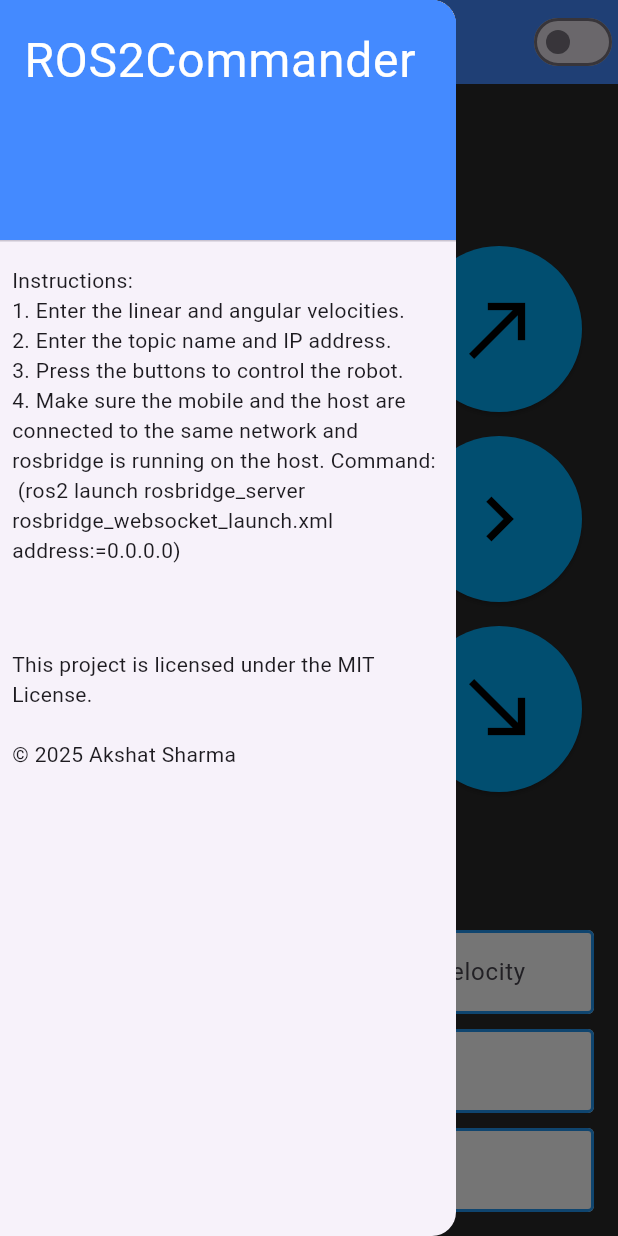
After one commit to AkshatSharma05/ROS2Commander, a Flutter app: the screen it shows after launch, with the side drawer open, on a phone screen of 412 x 824 dp. The commit adds this screen. Run offline on Flutter 3.47's test engine with Material 3 defaults, Android fonts, the phone set to English and light mode, and no system bars; network calls fail.

Commit message:
separated services and widgets

```diff
--- /dev/null
+++ b/lib/widgets/buttonsWidget.dart
@@ -0,0 +1,72 @@
+import 'package:flutter/material.dart';
+import '../services/rosbridgeclient.dart';
+
+class ButtonsWidget extends StatelessWidget {
+  final double linearVel;
+  final double angularVel;
+  final ROSBridgeClient rosClient;
+  final String selectedTopic;
+
+  const ButtonsWidget({
+    super.key,
+    required this.linearVel,
+    required this.angularVel,
+    required this.rosClient,
+    required this.selectedTopic,
+  });
+
+  @override
+  Widget build(BuildContext context) {
+    final List<IconData> icons = [
+      Icons.north_west,
+      Icons.keyboard_arrow_up,
+      Icons.north_east,
+      Icons.keyboard_arrow_left,
+      Icons.stop,
+      Icons.keyboard_arrow_right,
+      Icons.south_west,
+      Icons.keyboard_arrow_down,
+      Icons.south_east,
+    ];
+
+    final List<Map<String, double>> velocities = [
+      {"linearX": linearVel, "angularZ": -angularVel}, // Forward left
+      {"linearX": linearVel, "angularZ": 0.0}, // Forward
+      {"linearX": linearVel, "angularZ": angularVel}, // Forward right
+      {"linearX": 0.0, "angularZ": -angularVel}, // Rotate left
+      {"linearX": 0.0, "angularZ": 0.0}, // Stop (center button)
+      {"linearX": 0.0, "angularZ": angularVel}, // Rotate right
+      {"linearX": -linearVel, "angularZ": -angularVel}, // Backward left
+      {"linearX": -linearVel, "angularZ": 0.0}, // Backward
+      {"linearX": -linearVel, "angularZ": angularVel}, // Backward right
+    ];
+
+    return Align(
+      alignment: Alignment.center,
+      child: GridView.count(
+        crossAxisCount: 3,
+        shrinkWrap: true,
+        children: List.generate(9, (index) {
+          return Padding(
+            padding: const EdgeInsets.all(8.0),
+            child: ElevatedButton(
+              onPressed: () => rosClient.publish(
+                  selectedTopic,
+                  velocities[index]["linearX"]!,
+                  velocities[index]["angularZ"]!),
+              style: ElevatedButton.styleFrom(
+                backgroundColor: Colors.lightBlue,
+                foregroundColor: Colors.white,
+              ),
+              child: Icon(
+                color: Colors.black,
+                icons[index],
+                size: 60.0,
+              ),
+            ),
+          );
+        }),
+      ),
+    );
+  }
+}
--- /dev/null
+++ b/lib/widgets/joystickWidget.dart
@@ -0,0 +1,32 @@
+import 'package:flutter_joystick/flutter_joystick.dart';
+import '../services/rosbridgeclient.dart';
+import 'package:flutter/material.dart';
+
+class JoystickWidget extends StatelessWidget {
+  final double linearVel;
+  final double angularVel;
+  final ROSBridgeClient rosClient;
+  final String selectedTopic;
+
+  const JoystickWidget({
+    super.key,
+    required this.linearVel,
+    required this.angularVel,
+    required this.rosClient,
+    required this.selectedTopic,
+  });
+
+  @override
+  Widget build(BuildContext context) {
+    return Center(
+      child: Joystick(
+        mode: JoystickMode.all,
+        listener: (details) {
+          double linearX = -details.y * linearVel;
+          double angularZ = -details.x * angularVel;
+          rosClient.publish(selectedTopic, linearX, angularZ);
+        },
+      ),
+    );
+  }
+}
--- /dev/null
+++ b/lib/widgets/navigationDrawer.dart
@@ -0,0 +1,42 @@
+import 'package:flutter/material.dart';
+
+class sideBar extends StatelessWidget {
+  const sideBar({super.key});
+
+  @override
+  Widget build(BuildContext context) {
+    return Drawer(
+      child: ListView(
+        padding: EdgeInsets.zero,
+        children: [
+          DrawerHeader(
+            decoration: BoxDecoration(
+              color: Colors.blueAccent,
+            ),
+            child: Text(
+              'ROS2Commander',
+              style: TextStyle(
+                fontFamily: 'Roboto',
+                color: Colors.white,
+                fontSize: 32,
+              ),
+            ),
+          ),
+          Padding(
+            padding: const EdgeInsets.all(8.0),
+            child: Text(
+              'Instructions: \n1. Enter the linear and angular velocities. \n2. Enter the topic name and IP address. \n3. Press the buttons to control the robot. \n4. Make sure the mobile and the host are connected to the same network and rosbridge is running on the host. Command: \n (ros2 launch rosbridge_server rosbridge_websocket_launch.xml address:=0.0.0.0)',
+            ),
+          ),
+          SizedBox(height: 40),
+          Padding(
+            padding: const EdgeInsets.all(8.0),
+            child: Text(
+              "This project is licensed under the MIT License. \n\n© 2025 Akshat Sharma",
+            ),
+          ),
+        ],
+      ),
+    );
+  }
+}
```
Also changed, not shown: lib/main.dart (+15 -104 lines).
